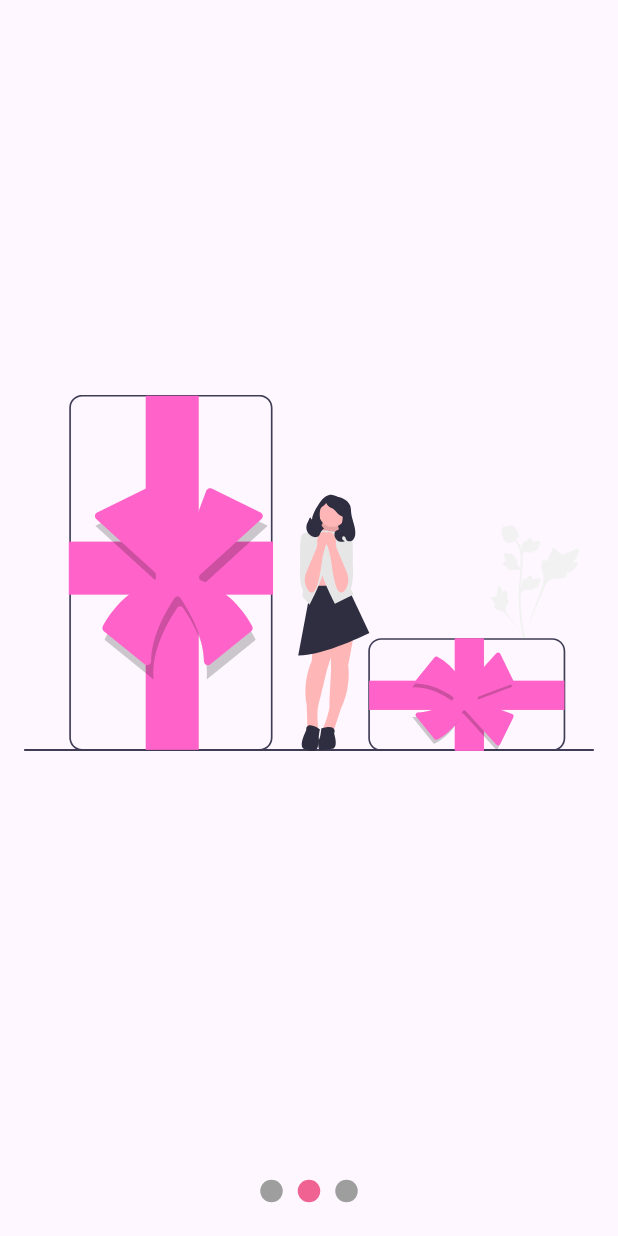
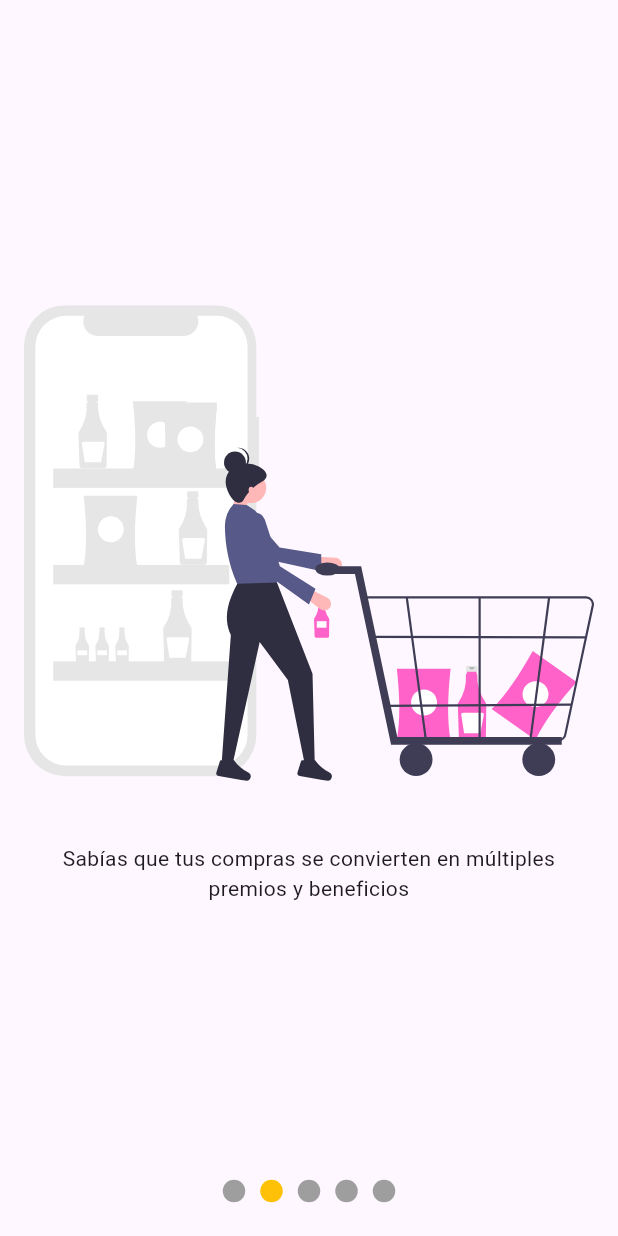
Before and after one commit to alexglzrys/flutter_slideshow_with_pageview, a Flutter app: the screen it shows after launch, swiped to page 2, on a phone screen of 412 x 824 dp. Run offline on Flutter 3.47's test engine with Material 3 defaults, Android fonts, the phone set to English and light mode, and no system bars; our stand-ins replace flutter_svg.

Commit message:
Componente Slideshow - slides y colores dinámicos

```diff
--- /dev/null
+++ b/lib/components/slideshow.dart
@@ -0,0 +1,147 @@
+import 'package:flutter/material.dart';
+import 'package:provider/provider.dart';
+import 'package:slideshow_flutter_app/providers/page_provider.dart';
+
+class Slideshow extends StatelessWidget {
+  const Slideshow({super.key, required this.slides, required this.color});
+  // Listado de widgets a mostrar dentro del PageView
+  final List<Widget> slides;
+  final Color color;
+
+  @override
+  Widget build(BuildContext context) {
+    return Center(
+      child: Column(
+        children: [
+          // PageView por defecto ocupa el 100% del viewport del dispositivo.
+          // Si se desea usar junto a otros widgets, es importanet asignarle un área limitada donde se pueda expandir.
+          Expanded(
+            child: _Slides(slides),
+          ),
+          _Dots(slides.length, color),
+        ],
+      ),
+    );
+  }
+}
+
+// Este widget debe ser StatefulWidget, ya que se necesita obtener información de su estado actual y comunicar esa información a otras partes de mi aplicación
+// Por ejemplo, que dot se debe iluminar de un color distinto con base en la diapositiva actualmente seleccionada
+class _Slides extends StatefulWidget {
+  const _Slides(this.slides, {super.key});
+  // Listado de widgets a mostrar dentro del PageView
+  final List<Widget> slides;
+
+  @override
+  State<_Slides> createState() => _SlidesState();
+}
+
+class _SlidesState extends State<_Slides> {
+  // Definir un controlador de página que se utilizará para controlar el PageView de forma programatica
+  // Controlar su desplazamiento, Observar o reaccionar a eventos, obtener información sobre el estado
+  final pageViewController = PageController();
+
+  // Método del ciclo de vida cuando el widget es insertado el árbol de widgets
+  @override
+  void initState() {
+    // añadir un listener al controlador de página para que esté atento a cualquier cambio
+    pageViewController.addListener(() {
+      // Obtener la instancia de mi PageProvider y establecer la nueva página seleccionada
+      Provider.of<PageProvider>(context, listen: false).currentPage =
+          pageViewController.page!;
+    });
+    super.initState();
+  }
+
+  // Método del ciclo de vida que es llamado cuando el widget es eliminado
+  @override
+  void dispose() {
+    // Liberar recursos y evitar fugas de memoria asociados al controlador de página
+    pageViewController.dispose();
+    super.dispose();
+  }
+
+  @override
+  Widget build(BuildContext context) {
+    // PageView se utiliza para mostrar una serie de widgets de forma secuencial sobre una página
+    // Es útil cuando quieres crear un diseño de tipo "página deslizable", carousels, presentaciones de diapositivas, etc.
+    return PageView(
+        // Vincular el controlador de página (pageViewController) con este PageView,
+        // por tanto este controlador se encargará de controlar el desplazamiento de este PageView.
+        controller: pageViewController,
+        // Mapear el listado slides
+        // Por cada widget en el listado de slides, crear un _Slide y pasarle el widget como argumento.
+        // Finalmente, convertir el resultado del map (iterable) en una lista
+        children: widget.slides.map((slide) => _Slide(slide)).toList());
+  }
+}
+
+// Widget encargado de mostrar un widget genérico referente a una vista perteneciente a un PageView
+class _Slide extends StatelessWidget {
+  const _Slide(this.slide, {super.key});
+  // Widget a renderizar como hijo del slide
+  final Widget slide;
+
+  @override
+  Widget build(BuildContext context) {
+    return Container(
+      padding: const EdgeInsets.all(16),
+      child: slide,
+    );
+  }
+}
+
+// Widget que agrupa un conjunto de puntos
+class _Dots extends StatelessWidget {
+  const _Dots(
+    this.numDots,
+    this.color, {
+    super.key,
+  });
+  // El número de puntos a dibujar en pantalla (se debe corresponder con la cantidad de slides)
+  final int numDots;
+  final Color color;
+
+  @override
+  Widget build(BuildContext context) {
+    return SizedBox(
+        height: 60,
+        child: Row(
+          mainAxisAlignment: MainAxisAlignment.center,
+          // El constructor List.generate en Dart permite generar una lista con un tamaño específico y llenarla con elementos generados dinámicamente
+          children: List.generate(numDots, (index) => _Dot(index, color)),
+        ));
+  }
+}
+
+// Widget privado para representar un punto o circulo en pantalla
+class _Dot extends StatelessWidget {
+  const _Dot(this.index, this.color);
+
+  final int index;
+  final Color color;
+
+  @override
+  Widget build(BuildContext context) {
+    // Obtener la instancia de mi PageProvider y leer la página actualmente seleccionada
+    final pageViewIndex = Provider.of<PageProvider>(context).currentPage;
+    // AnimatedContainer anima automáticamente los cambios en las propiedades de su contenedor, como alignment, padding, color, decoration, width, height, etc.
+    // Es especialmente útil cuando deseas que un contenedor cambie su aspecto de forma animada en respuesta a algún evento, como un botón presionado o un cambio en el estado de la aplicación.
+    return AnimatedContainer(
+      // Duración de la animación
+      duration: const Duration(milliseconds: 200),
+      // Tipo de animación
+      curve: Curves.slowMiddle,
+      width: 15,
+      height: 15,
+      margin: const EdgeInsets.symmetric(horizontal: 5),
+      decoration: BoxDecoration(
+        shape: BoxShape.circle,
+        // Cambiar el color si el indice de este punto se corresponde la página actualmente seleccionada
+        color: (pageViewIndex >= index - .5 && pageViewIndex < index + .5)
+            ? color
+            : Colors.grey,
+      ),
+    );
+  }
+}
--- a/lib/main.dart
+++ b/lib/main.dart
@@ -1,5 +1,6 @@
 import 'package:flutter/material.dart';
-import 'package:slideshow_flutter_app/screens/home_screen.dart';
+// import 'package:slideshow_flutter_app/screens/home_screen.dart';
+import 'package:slideshow_flutter_app/screens/lab_screen.dart';
 
 void main() => runApp(const SlideshowApp());
 
@@ -11,7 +12,8 @@ class SlideshowApp extends StatelessWidget {
     return const MaterialApp(
       debugShowCheckedModeBanner: false,
       title: 'Slideshow App',
-      home: HomeScreen(),
+      // home: HomeScreen(),
+      home: LabScreen(),
     );
   }
 }
--- /dev/null
+++ b/lib/screens/lab_screen.dart
@@ -0,0 +1,40 @@
+import 'package:flutter/material.dart';
+import 'package:flutter_svg/flutter_svg.dart';
+import 'package:provider/provider.dart';
+import 'package:slideshow_flutter_app/components/slideshow.dart';
+import 'package:slideshow_flutter_app/providers/page_provider.dart';
+
+class LabScreen extends StatelessWidget {
+  const LabScreen({super.key});
+
+  @override
+  Widget build(BuildContext context) {
+    return ChangeNotifierProvider(
+        create: (_) => PageProvider(),
+        child: Scaffold(
+          body: Slideshow(
+            // Nuestro componente Slideshow acepta cualquier listado de widgets, los cuales se mostrarán dentro de un PageView
+            slides: [
+              SvgPicture.asset('assets/svg/01.svg'),
+              Column(
+                mainAxisAlignment: MainAxisAlignment.center,
+                children: [
+                  SvgPicture.asset(
+                    'assets/svg/03.svg',
+                    height: 400,
+                  ),
+                  const Text(
+                    'Sabías que tus compras se convierten en múltiples premios y beneficios',
+                    textAlign: TextAlign.center,
+                  ),
+                ],
+              ),
+              SvgPicture.asset('assets/svg/02.svg'),
+              SvgPicture.asset('assets/svg/04.svg'),
+              SvgPicture.asset('assets/svg/05.svg')
+            ],
+            color: Colors.amber,
+          ),
+        ));
+  }
+}
```
